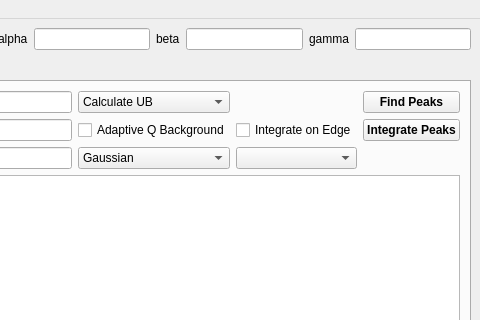
Qt form scripts/HFIR_4Circle_Reduction/MainWindow.ui (mantidproject/mantid) before a commit; both pictures show x 812 to 1292 and y 0 to 320 of the 1292 by 793 pixel window.
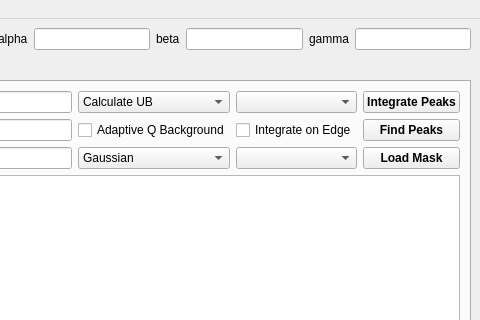
The same form after that commit. The open tabs and pages were chosen to show the change. Custom widgets are drawn as their Qt base class.

Commit message:
Refs #14366 and 14031. Checkpointing progress on peak integration.
On branch hb3a_integrate_peak_14366_14031
 - modified:   scripts/HFIR_4Circle_Reduction/MainWindow.ui
 - modified:   scripts/HFIR_4Circle_Reduction/reduce4circleControl.py
 - modified:   scripts/HFIR_4Circle_Reduction/reduce4circleGUI.py

```diff
--- a/scripts/HFIR_4Circle_Reduction/MainWindow.ui
+++ b/scripts/HFIR_4Circle_Reduction/MainWindow.ui
@@ -2310,7 +2310,7 @@
               <item row="2" column="7">
                <widget class="QComboBox" name="comboBox_cylinderIntOption"/>
               </item>
-              <item row="1" column="8">
+              <item row="0" column="8">
                <widget class="QPushButton" name="pushButton_integratePeak">
                 <property name="font">
                  <font>
@@ -2323,7 +2323,7 @@
                 </property>
                </widget>
               </item>
-              <item row="0" column="8">
+              <item row="1" column="8">
                <widget class="QPushButton" name="pushButton_findPeaks">
                 <property name="font">
                  <font>
@@ -2336,6 +2336,22 @@
                 </property>
                </widget>
               </item>
+              <item row="2" column="8">
+               <widget class="QPushButton" name="pushButton_loadMask">
+                <property name="font">
+                 <font>
+                  <weight>75</weight>
+                  <bold>true</bold>
+                 </font>
+                </property>
+                <property name="text">
+                 <string>Load Mask</string>
+                </property>
+               </widget>
+              </item>
+              <item row="0" column="7">
+               <widget class="QComboBox" name="comboBox_maskWSList"/>
+              </item>
              </layout>
             </item>
             <item>
```
Left out of the diff: 10 changed lines with no effect on the pictures. The commit also changes 2 other files.
